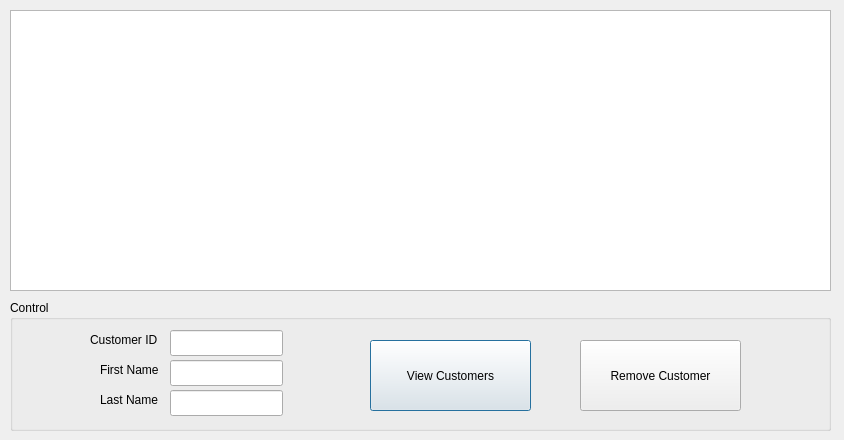
ButterSydUp/Blockbusted, file remove_customer.ui: the form before one commit.
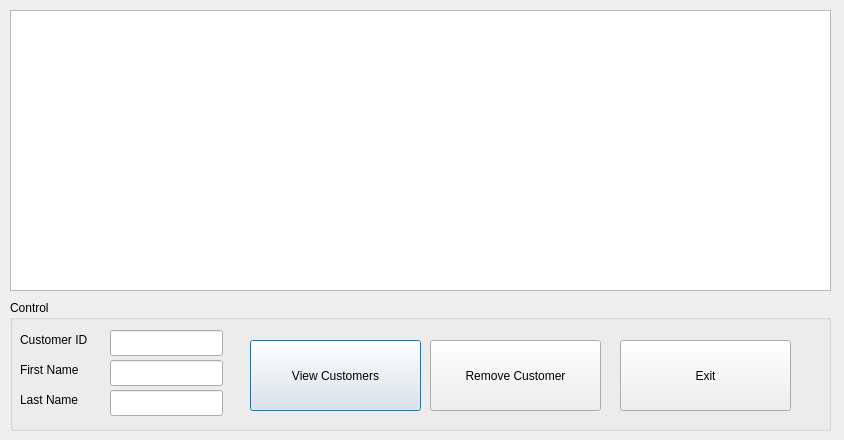
The form after the commit.

Patch:
```diff
--- a/remove_customer.ui
+++ b/remove_customer.ui
@@ -38,7 +38,7 @@
    <widget class="QLineEdit" name="customerID">
     <property name="geometry">
      <rect>
-      <x>160</x>
+      <x>100</x>
       <y>30</y>
       <width>113</width>
       <height>26</height>
@@ -48,7 +48,7 @@
    <widget class="QLineEdit" name="customer_fn">
     <property name="geometry">
      <rect>
-      <x>160</x>
+      <x>100</x>
       <y>60</y>
       <width>113</width>
       <height>26</height>
@@ -58,7 +58,7 @@
    <widget class="QLineEdit" name="customer_ln">
     <property name="geometry">
      <rect>
-      <x>160</x>
+      <x>100</x>
       <y>90</y>
       <width>113</width>
       <height>26</height>
@@ -68,9 +68,9 @@
    <widget class="QPushButton" name="view_customer">
     <property name="geometry">
      <rect>
-      <x>360</x>
+      <x>240</x>
       <y>40</y>
-      <width>161</width>
+      <width>171</width>
       <height>71</height>
      </rect>
     </property>
@@ -81,9 +81,9 @@
    <widget class="QPushButton" name="rem_customer">
     <property name="geometry">
      <rect>
-      <x>570</x>
+      <x>420</x>
       <y>40</y>
-      <width>161</width>
+      <width>171</width>
       <height>71</height>
      </rect>
     </property>
@@ -94,7 +94,7 @@
    <widget class="QLabel" name="label">
     <property name="geometry">
      <rect>
-      <x>80</x>
+      <x>10</x>
       <y>30</y>
       <width>81</width>
       <height>20</height>
@@ -107,7 +107,7 @@
    <widget class="QLabel" name="label_2">
     <property name="geometry">
      <rect>
-      <x>90</x>
+      <x>10</x>
       <y>60</y>
       <width>131</width>
       <height>20</height>
@@ -120,7 +120,7 @@
    <widget class="QLabel" name="label_3">
     <property name="geometry">
      <rect>
-      <x>90</x>
+      <x>10</x>
       <y>90</y>
       <width>71</width>
       <height>20</height>
@@ -130,6 +130,19 @@
      <string>Last Name</string>
     </property>
    </widget>
+   <widget class="QPushButton" name="Exit">
+    <property name="geometry">
+     <rect>
+      <x>610</x>
+      <y>40</y>
+      <width>171</width>
+      <height>71</height>
+     </rect>
+    </property>
+    <property name="text">
+     <string>Exit</string>
+    </property>
+   </widget>
   </widget>
  </widget>
  <resources/>
```
Left out of the diff: 21 changed lines with no effect on the pictures.
